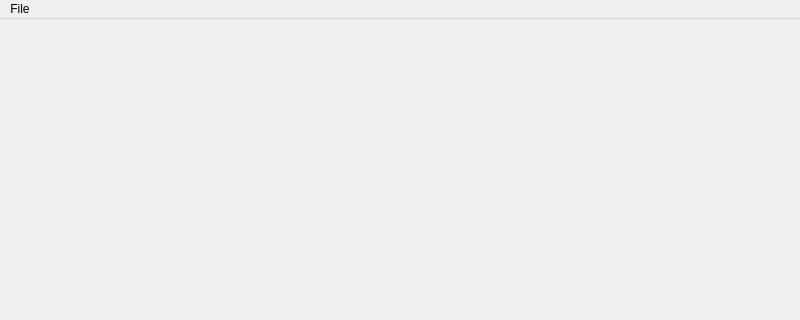
The window that core/visualisationviewwidget.ui (YimingYAN/qvisualisation) describes before a commit, drawn with Qt 5; both pictures show x 0 to 800 and y 0 to 320 of the 800 by 600 pixel window.
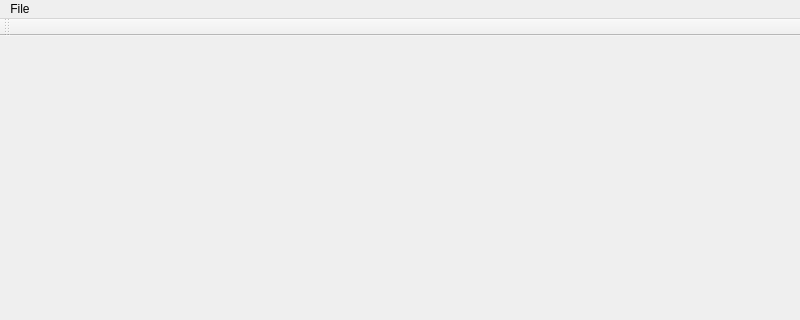
The same window after the commit.

```diff
--- a/core/visualisationviewwidget.ui
+++ b/core/visualisationviewwidget.ui
@@ -39,6 +39,17 @@
    <addaction name="menuFile"/>
   </widget>
   <widget class="QStatusBar" name="statusbar"/>
+  <widget class="QToolBar" name="toolBar">
+   <property name="windowTitle">
+    <string>toolBar</string>
+   </property>
+   <attribute name="toolBarArea">
+    <enum>TopToolBarArea</enum>
+   </attribute>
+   <attribute name="toolBarBreak">
+    <bool>false</bool>
+   </attribute>
+  </widget>
   <action name="actionSave">
    <property name="text">
     <string>Save</string>
```
Left out of the diff: 2 changed lines with no effect on the pictures.
